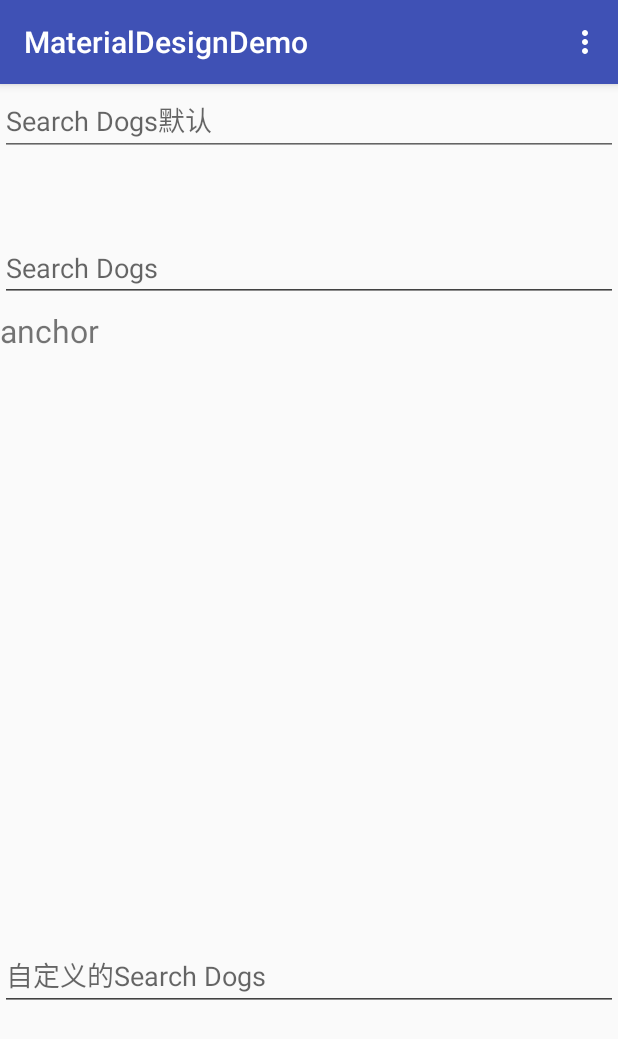
After one commit to minminaya/MaterialDesignLearning, an Android app: the fragment AutoCompleteFragment placed in its activity, on a phone screen of 412 x 824 dp. The commit adds this screen. Shown: the top 1039 px of the screen. Run offline under Robolectric (Android 15) with nearby library versions, the phone set to English and light mode, and no system bars; our stand-ins replace ButterKnife; libraries missing offline, so code that uses them is left out: com.blankj.utilcode; 1 statement that could not run was skipped.

Commit message:
添加AutoComplete TextView

```diff
--- a/app/src/main/java/com/minminaya/materialdesigndemo/App.java
+++ b/app/src/main/java/com/minminaya/materialdesigndemo/App.java
@@ -9,10 +9,16 @@ import com.blankj.utilcode.util.Utils;
  */
 
 public class App extends Application {
+    private static App INSTANCE;
+
+    public static App getINSTANCE() {
+        return INSTANCE;
+    }
 
     @Override
     public void onCreate() {
         super.onCreate();
         Utils.init(this);
+        INSTANCE = this;
     }
 }
--- a/app/src/main/java/com/minminaya/materialdesigndemo/text_fields/TextFieldsActivity.java
+++ b/app/src/main/java/com/minminaya/materialdesigndemo/text_fields/TextFieldsActivity.java
@@ -5,10 +5,11 @@ import android.os.Bundle;
 import android.util.Log;
 import android.view.Menu;
 import android.view.MenuItem;
+import android.widget.ImageView;
 
 import com.blankj.utilcode.util.FragmentUtils;
-import com.blankj.utilcode.util.LogUtils;
 import com.minminaya.materialdesigndemo.R;
+import com.minminaya.materialdesigndemo.text_fields.fragment.AutoCompleteFragment;
 import com.minminaya.materialdesigndemo.text_fields.fragment.FloatingLabelsFragment;
 import com.minminaya.materialdesigndemo.text_fields.fragment.TextFieldsFrament;
 
@@ -37,10 +38,9 @@ public class TextFieldsActivity extends AppCompatActivity {
                 break;
             case R.id.auto_complete_text:
                 FragmentUtils.removeAllFragments(getSupportFragmentManager());
-                FragmentUtils.addFragment(getSupportFragmentManager(), new FloatingLabelsFragment(), R.id.text_fields_content);
+                FragmentUtils.addFragment(getSupportFragmentManager(), new AutoCompleteFragment(), R.id.text_fields_content);
                 break;
             case R.id.multi_line_text:
-
                 break;
         }
         return super.onOptionsItemSelected(item);
--- /dev/null
+++ b/app/src/main/java/com/minminaya/materialdesigndemo/text_fields/auto_complete/AutoCompleteDogsAdapter.java
@@ -0,0 +1,71 @@
+package com.minminaya.materialdesigndemo.text_fields.auto_complete;
+
+import android.content.Context;
+import android.support.annotation.LayoutRes;
+import android.support.annotation.NonNull;
+import android.support.annotation.Nullable;
+import android.view.LayoutInflater;
+import android.view.View;
+import android.view.ViewGroup;
+import android.widget.ArrayAdapter;
+import android.widget.Filter;
+import android.widget.ImageView;
+import android.widget.TextView;
+
+import com.minminaya.materialdesigndemo.App;
+import com.minminaya.materialdesigndemo.R;
+
+import java.util.ArrayList;
+import java.util.List;
+
+/**
+ * Created by Niwa on 2017/8/13.
+ */
+
+public class AutoCompleteDogsAdapter extends ArrayAdapter<Dog> {
+    public List<Dog> dogs;
+    public List<Dog> filteredDogs = new ArrayList<>();
+
+
+    public AutoCompleteDogsAdapter(@NonNull Context context, List<Dog> objects) {
+        super(context, 0, objects);
+        this.dogs = objects;
+    }
+
+    @Override
+    public int getCount() {
+        return filteredDogs.size();
+    }
+
+    @NonNull
+    @Override
+    public Filter getFilter() {
+        return new DogsFilter(this, dogs);
+    }
+
+    @NonNull
+    @Override
+    public View getView(int position, @Nullable View convertView, @NonNull ViewGroup parent) {
+
+        Dog dog = filteredDogs.get(position);
+
+        View view = LayoutInflater.from(App.getINSTANCE()).inflate(R.layout.row_dogs, parent, false);
+
+        TextView tv = (TextView) view.findViewById(R.id.text1);
+        ImageView imageView = (ImageView) view.findViewById(R.id.img);
+
+        tv.setText(dog.getName());
+        imageView.setImageResource(dog.getDrawableRes());
+
+        //可以在这里设置点击事件使AutoCompleteText界面更新
+        return view;
+    }
+
+    @Nullable
+    @Override
+    public Dog getItem(int position) {
+        return dogs.get(position);
+    }
+
+
+}
--- /dev/null
+++ b/app/src/main/java/com/minminaya/materialdesigndemo/text_fields/auto_complete/Dog.java
@@ -0,0 +1,31 @@
+package com.minminaya.materialdesigndemo.text_fields.auto_complete;
+
+/**
+ * Created by Niwa on 2017/8/13.
+ */
+
+public class Dog {
+    private String name;
+    private int drawableRes;
+
+    public Dog(String name, int drawableRes) {
+        this.name = name;
+        this.drawableRes = drawableRes;
+    }
+
+    public String getName() {
+        return name;
+    }
+
+    public void setName(String name) {
+        this.name = name;
+    }
+
+    public int getDrawableRes() {
+        return drawableRes;
+    }
+
+    public void setDrawableRes(int drawableRes) {
+        this.drawableRes = drawableRes;
+    }
+}
--- /dev/null
+++ b/app/src/main/java/com/minminaya/materialdesigndemo/text_fields/auto_complete/DogsFilter.java
@@ -0,0 +1,59 @@
+package com.minminaya.materialdesigndemo.text_fields.auto_complete;
+
+import android.widget.Filter;
+
+import java.util.ArrayList;
+import java.util.List;
+
+/**
+ * Created by Niwa on 2017/8/13.
+ */
+
+public class DogsFilter extends Filter {
+    AutoCompleteDogsAdapter adapter;
+
+    List<Dog> originalList;
+    List<Dog> filteredList;
+
+    public DogsFilter(AutoCompleteDogsAdapter adapter, List<Dog> originalList) {
+        super();
+        this.adapter = adapter;
+        this.originalList = originalList;
+        this.filteredList = new ArrayList<>();
+    }
+    /**
+     * 处理数据
+     * */
+    @Override
+    protected FilterResults performFiltering(CharSequence constraint) {
+        filteredList.clear();
+
+
+        FilterResults results = new FilterResults();
+        if (constraint == null || constraint.length() == 0) {
+            filteredList.addAll(originalList);
+        } else {
+            String filterPattern = constraint.toString().toLowerCase().trim();
+            // Your filtering logic goes in here
+            for (Dog dog :
+                    originalList) {
+                if (dog.getName().toLowerCase().contains(filterPattern)) {
+                    filteredList.add(dog);
+                }
+            }
+        }
+
+        results.values = filteredList;
+        results.count = filteredList.size();
+
+        return results;
+    }
+
+    @Override
+    protected void publishResults(CharSequence constraint, FilterResults results) {
+
+        adapter.filteredDogs.clear();
+        adapter.filteredDogs.addAll((List)results.values);
+        adapter.notifyDataSetChanged();
+    }
+}
--- /dev/null
+++ b/app/src/main/java/com/minminaya/materialdesigndemo/text_fields/fragment/AutoCompleteFragment.java
@@ -0,0 +1,90 @@
+package com.minminaya.materialdesigndemo.text_fields.fragment;
+
+
+import android.os.Bundle;
+import android.support.annotation.Nullable;
+import android.support.v4.app.Fragment;
+import android.view.LayoutInflater;
+import android.view.View;
+import android.view.ViewGroup;
+import android.widget.ArrayAdapter;
+import android.widget.AutoCompleteTextView;
+import android.widget.TextView;
+
+import com.minminaya.materialdesigndemo.App;
+import com.minminaya.materialdesigndemo.R;
+import com.minminaya.materialdesigndemo.text_fields.auto_complete.AutoCompleteDogsAdapter;
+import com.minminaya.materialdesigndemo.text_fields.auto_complete.Dog;
+
+import java.util.ArrayList;
+import java.util.Arrays;
+import java.util.List;
+
+import butterknife.BindView;
+import butterknife.ButterKnife;
+import butterknife.Unbinder;
+
+/**
+ * A simple {@link Fragment} subclass.
+ */
+public class AutoCompleteFragment extends Fragment {
+
+
+    @BindView(R.id.auto_complete_text_default)
+    AutoCompleteTextView autoCompleteTextDedault;
+
+    @BindView(R.id.auto_complete_text)
+    AutoCompleteTextView autoCompleteText;
+
+    @BindView(R.id.auto_complete_text_custom)
+    AutoCompleteTextView autoCompleteTextCustom;
+    Unbinder unbinder;
+
+
+    private List<Dog> dogs = new ArrayList<>();
+    private AutoCompleteDogsAdapter autoCompleteDogsAdapter;
+
+    public AutoCompleteFragment() {
+        // Required empty public constructor
+    }
+
+
+    @Override
+    public View onCreateView(LayoutInflater inflater, ViewGroup container,
+                             Bundle savedInstanceState) {
+        // Inflate the layout for this fragment
+        View view = inflater.inflate(R.layout.fragment_auto_complete, container, false);
+        unbinder = ButterKnife.bind(this, view);
+        return view;
+    }
+
+    @Override
+    public void onViewCreated(View view, @Nullable Bundle savedInstanceState) {
+        super.onViewCreated(view, savedInstanceState);
+
+        int layoutItemId = android.R.layout.simple_dropdown_item_1line;
+        String[] dogArr = getResources().getStringArray(R.array.dog_list);
+        List<String> dogList = Arrays.asList(dogArr);
+        ArrayAdapter<String> adapter = new ArrayAdapter<String>(App.getINSTANCE(), layoutItemId, dogList);
+
+        autoCompleteText.setAdapter(adapter);
+        autoCompleteTextDedault.setAdapter(adapter);
+
+
+
+        //自定义的AutoCompleteTextView
+        dogs.add(new Dog("Bichon Frise", R.mipmap.ic_launcher));
+        dogs.add(new Dog("Bichon Frise1", R.mipmap.ic_launcher));
+        dogs.add(new Dog("Bichon Frise2", R.mipmap.ic_launcher));
+        dogs.add(new Dog("Bichon Frise3", R.mipmap.ic_launcher));
+
+        autoCompleteDogsAdapter = new AutoCompleteDogsAdapter(App.getINSTANCE(), dogs);
+        autoCompleteTextCustom.setAdapter(autoCompleteDogsAdapter);
+    }
+
+    @Override
+    public void onDestroyView() {
+        super.onDestroyView();
+        unbinder.unbind();
+    }
+}
--- /dev/null
+++ b/app/src/main/res/layout/fragment_auto_complete.xml
@@ -0,0 +1,38 @@
+<RelativeLayout xmlns:android="http://schemas.android.com/apk/res/android"
+    xmlns:tools="http://schemas.android.com/tools"
+    android:layout_width="match_parent"
+    android:layout_height="match_parent"
+    tools:context="com.minminaya.materialdesigndemo.text_fields.fragment.AutoCompleteFragment">
+
+    <AutoCompleteTextView
+        android:id="@+id/auto_complete_text_default"
+        android:layout_width="match_parent"
+        android:layout_height="wrap_content"
+        android:hint="Search Dogs默认" />
+
+    <AutoCompleteTextView
+        android:layout_marginTop="100dp"
+        android:id="@+id/auto_complete_text"
+        android:layout_width="match_parent"
+        android:layout_height="wrap_content"
+        android:dropDownAnchor="@+id/anchor"
+        android:hint="Search Dogs"
+        android:theme="@style/AutoComplete" />
+
+    <TextView
+        android:id="@+id/anchor"
+        android:layout_width="match_parent"
+        android:layout_height="wrap_content"
+        android:layout_marginTop="150dp"
+        android:text="anchor"
+        android:textSize="21sp" />
+
+    <AutoCompleteTextView
+        android:layout_alignParentBottom="true"
+        android:layout_marginBottom="150dp"
+        android:id="@+id/auto_complete_text_custom"
+        android:layout_width="match_parent"
+        android:layout_height="wrap_content"
+        android:hint="自定义的Search Dogs"
+        android:theme="@style/AutoComplete" />
+</RelativeLayout>
--- /dev/null
+++ b/app/src/main/res/values/array.xml
@@ -0,0 +1,16 @@
+<?xml version="1.0" encoding="utf-8"?>
+<resources>
+    <string-array name="dog_list">
+        <item>Bichon Frise</item>
+        <item>Border Collie</item>
+        <item>Border Terrier</item>
+        <item>Boxer</item>
+        <item>Chihuahua</item>
+        <item>German Shepherd</item>
+        <item>Golden Retriever</item>
+        <item>Greyhound</item>
+        <item>黄毛</item>
+        <item>二哈</item>
+        <item>柴犬</item>
+    </string-array>
+</resources>
--- a/app/src/main/res/values/styles.xml
+++ b/app/src/main/res/values/styles.xml
@@ -30,5 +30,10 @@
     <style name="MyOverFlowText" parent="TextAppearance.AppCompat.Small">
         <item name="android:textColor">@color/green</item>
     </style>
+    <style name="AutoComplete" parent="Widget.AppCompat.Light.AutoCompleteTextView">
+        <item name="android:background">@color/tomato</item>
+        <item name="colorControlNormal">@color/cardview_dark_background</item>
+        <item name="colorControlActivated">@color/skyblue</item>
+    </style>
 
 </resources>
```
Also changed, not shown: app/src/main/res/layout/row_dogs.xml (added, +19 -0 lines), 1 other file.
